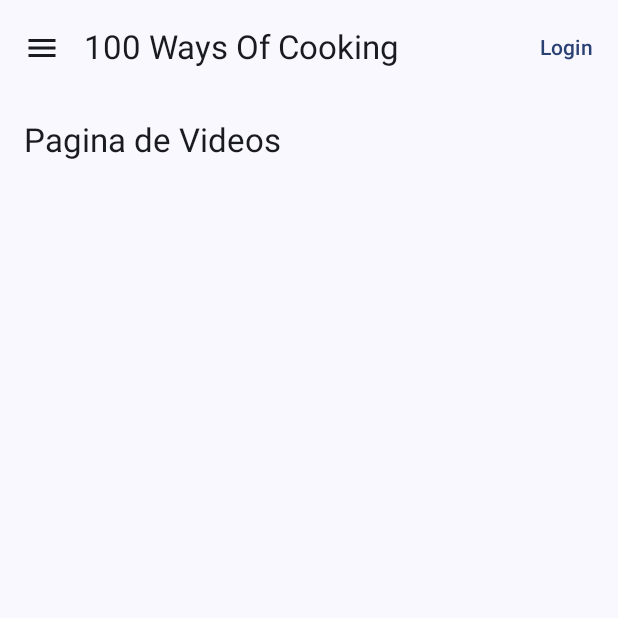
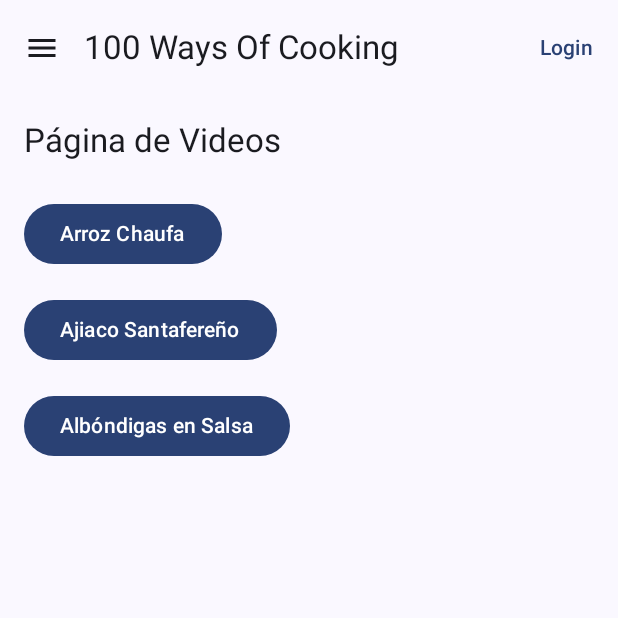
Before and after one commit to lucasandres1981/100WaysOfCooking, an Android app built with Jetpack Compose: the VideoScreen screen opened through its navigation route, on a phone screen of 412 x 824 dp, the top half of it. Run offline under Robolectric (Android 15) with nearby library versions, the phone set to English and light mode, and no system bars.

Commit message:
Agregando pantalla de videos y los multimedia

```diff
--- a/app/build.gradle.kts
+++ b/app/build.gradle.kts
@@ -54,6 +54,11 @@ dependencies {
     // ✅ Agrega esta línea para Navigation Compose
     implementation("androidx.navigation:navigation-compose:2.7.5")
 
+    // ✅ Agrega estas líneas para ExoPlayer
+    implementation("androidx.media3:media3-exoplayer:1.2.0")
+    implementation("androidx.media3:media3-ui:1.2.0")
+    implementation(libs.androidx.appcompat)
+
     testImplementation(libs.junit)
     androidTestImplementation(libs.androidx.junit)
     androidTestImplementation(libs.androidx.espresso.core)
--- a/app/src/main/java/com/example/waysofcooking/navigation/AppNavigation.kt
+++ b/app/src/main/java/com/example/waysofcooking/navigation/AppNavigation.kt
@@ -12,7 +12,7 @@ import com.example.waysofcooking.ui.screens.LoginScreen
 import com.example.waysofcooking.ui.screens.ProfileScreen
 import com.example.waysofcooking.ui.screens.RegisterScreen
 import com.example.waysofcooking.ui.screens.StoreScreen
-import com.example.waysofcooking.ui.screens.VideoScreen
+import VideoScreen
 import com.example.waysofcooking.ui.screens.RecipeDetailScreen
 import com.example.waysofcooking.ui.screens.SettingsScreen
 
--- a/app/src/main/java/com/example/waysofcooking/ui/screens/VideoScreen.kt
+++ b/app/src/main/java/com/example/waysofcooking/ui/screens/VideoScreen.kt
@@ -1,37 +1,35 @@
-package com.example.waysofcooking.ui.screens
-
-
+import android.content.Intent
+import androidx.compose.foundation.layout.Column
+import androidx.compose.foundation.layout.Spacer
+import androidx.compose.foundation.layout.fillMaxSize
+import androidx.compose.foundation.layout.height
+import androidx.compose.foundation.layout.padding
+import androidx.compose.material3.Button
+import androidx.compose.material3.MaterialTheme
+import androidx.compose.material3.Text
 import androidx.compose.runtime.Composable
+import androidx.compose.ui.Modifier
+import androidx.compose.ui.platform.LocalContext
+import androidx.compose.ui.unit.dp
+import androidx.navigation.NavHostController
 import com.example.waysofcooking.ui.components.DrawerMenuContent
 import com.example.waysofcooking.ui.components.MainScaffold
-import androidx.compose.foundation.Image
-import androidx.compose.foundation.clickable
-import androidx.compose.foundation.layout.*
-import androidx.compose.foundation.lazy.LazyColumn
-import androidx.compose.foundation.lazy.items
-import androidx.compose.material.icons.Icons
-import androidx.compose.material.icons.filled.Search
-import androidx.compose.material3.*
-import androidx.compose.runtime.*
-import androidx.compose.ui.Modifier
-import androidx.compose.ui.res.painterResource
-import androidx.compose.ui.unit.dp
-import androidx.compose.ui.unit.sp
-import com.example.waysofcooking.R
-import androidx.navigation.NavHostController
-import com.example.waysofcooking.ui.components.MainScaffold
-import com.example.waysofcooking.ui.components.DrawerMenuContent
-import java.security.KeyStore
-
+import com.example.waysofcooking.ui.screens.YouTubeWebViewActivity
 
 @Composable
 fun VideoScreen(navController: NavHostController) {
+    val context = LocalContext.current
+
     MainScaffold(
         navController = navController,
         drawerContent = { scope, drawerState ->
-            DrawerMenuContent(scope = scope, drawerState = drawerState, navController = navController)
-        },
-        content = { innerPadding ->
+            DrawerMenuContent(
+                scope = scope,
+                drawerState = drawerState,
+                navController = navController
+            )
+        }
+    ) { innerPadding ->
         Column(
             modifier = Modifier
                 .padding(innerPadding)
@@ -39,11 +37,46 @@ fun VideoScreen(navController: NavHostController) {
                 .padding(16.dp)
         ) {
             Text(
-                    text = "Pagina de Videos",
+                text = "Página de Videos",
                 style = MaterialTheme.typography.titleLarge
             )
-                // Aquí pueden agregar más contenido específico de la receta
+
+            Spacer(modifier = Modifier.height(24.dp))
+
+            VideoButton(
+                videoId = "tf34QAHiono",
+                label = "Arroz Chaufa"
+            )
+
+            Spacer(modifier = Modifier.height(16.dp))
+
+            VideoButton(
+                videoId = "8X_h2A4Qbdg",
+                label = "Ajiaco Santafereño"
+            )
+
+            Spacer(modifier = Modifier.height(16.dp))
+
+            VideoButton(
+                videoId = "Z8ZBRjLMpb8",
+                label = "Albóndigas en Salsa"
+            )
         }
     }
-    )
 }
+
+@Composable
+private fun VideoButton(videoId: String, label: String) {
+    val context = LocalContext.current
+
+    Button(
+        onClick = {
+            val intent = Intent(context, YouTubeWebViewActivity::class.java).apply {
+                putExtra("video_url", "https://www.youtube.com/embed/$videoId")
+            }
+            context.startActivity(intent)
+        }
+    ) {
+        Text(label)
+    }
+}
--- a/app/src/main/res/values/themes.xml
+++ b/app/src/main/res/values/themes.xml
@@ -1,5 +1,6 @@
 <?xml version="1.0" encoding="utf-8"?>
 <resources>
 
-    <style name="Theme._100wayscooking" parent="android:Theme.Material.Light.NoActionBar" />
+    <style name="Theme._100wayscooking" parent="Theme.AppCompat.Light.NoActionBar" />
+
 </resources>
--- a/gradle/libs.versions.toml
+++ b/gradle/libs.versions.toml
@@ -8,6 +8,7 @@ espressoCore = "3.6.1"
 lifecycleRuntimeKtx = "2.8.7"
 activityCompose = "1.10.1"
 composeBom = "2024.09.00"
+appcompat = "1.7.0"
 
 [libraries]
 androidx-core-ktx = { group = "androidx.core", name = "core-ktx", version.ref = "coreKtx" }
@@ -24,6 +25,7 @@ androidx-ui-tooling-preview = { group = "androidx.compose.ui", name = "ui-toolin
 androidx-ui-test-manifest = { group = "androidx.compose.ui", name = "ui-test-manifest" }
 androidx-ui-test-junit4 = { group = "androidx.compose.ui", name = "ui-test-junit4" }
 androidx-material3 = { group = "androidx.compose.material3", name = "material3" }
+androidx-appcompat = { group = "androidx.appcompat", name = "appcompat", version.ref = "appcompat" }
 
 [plugins]
 android-application = { id = "com.android.application", version.ref = "agp" }
```
Also changed, not shown: app/src/main/AndroidManifest.xml (+14 -0 lines), app/src/main/java/com/example/waysofcooking/YouTubeWebViewActivity.kt (added, +39 -0 lines), app/src/main/res/layout/activity_youtube_web_view.xml (added, +18 -0 lines), 1 other file. Lines whose indentation alone changed are shown as unchanged.
